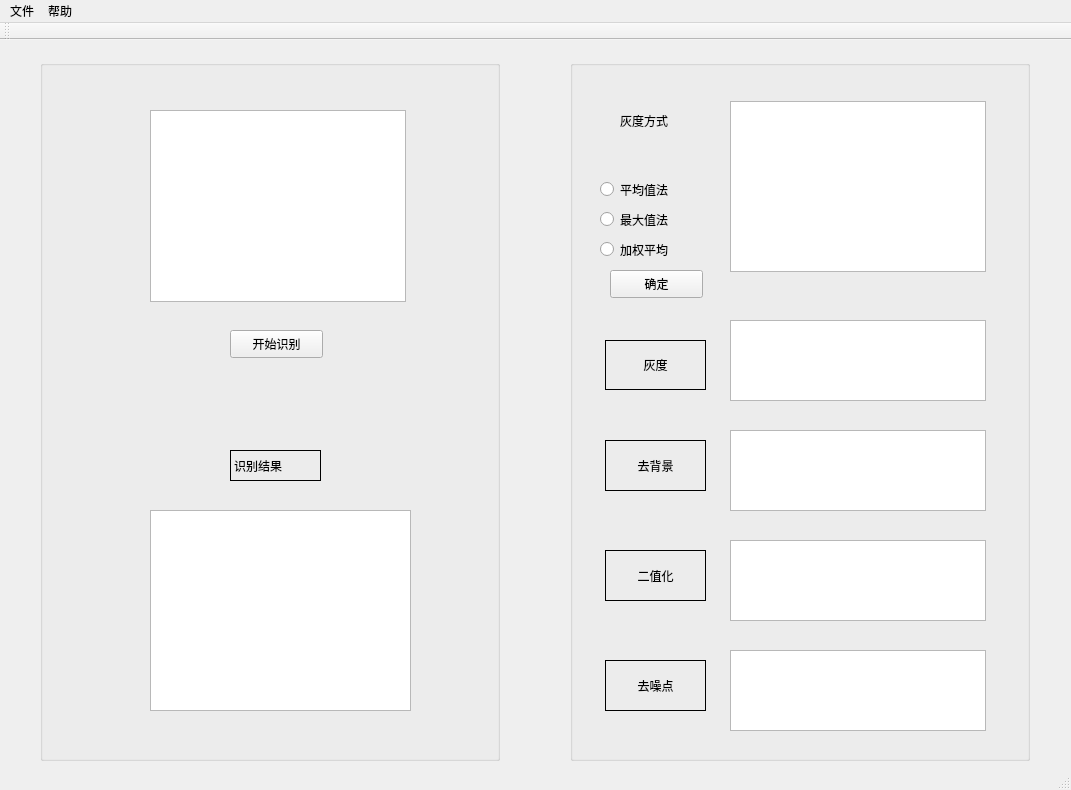
Before: the Qt Designer form App/Vcode/Vcode/Vcode.ui in YujieLu10/CAPTCHA_MVVM, drawn with Qt 5.
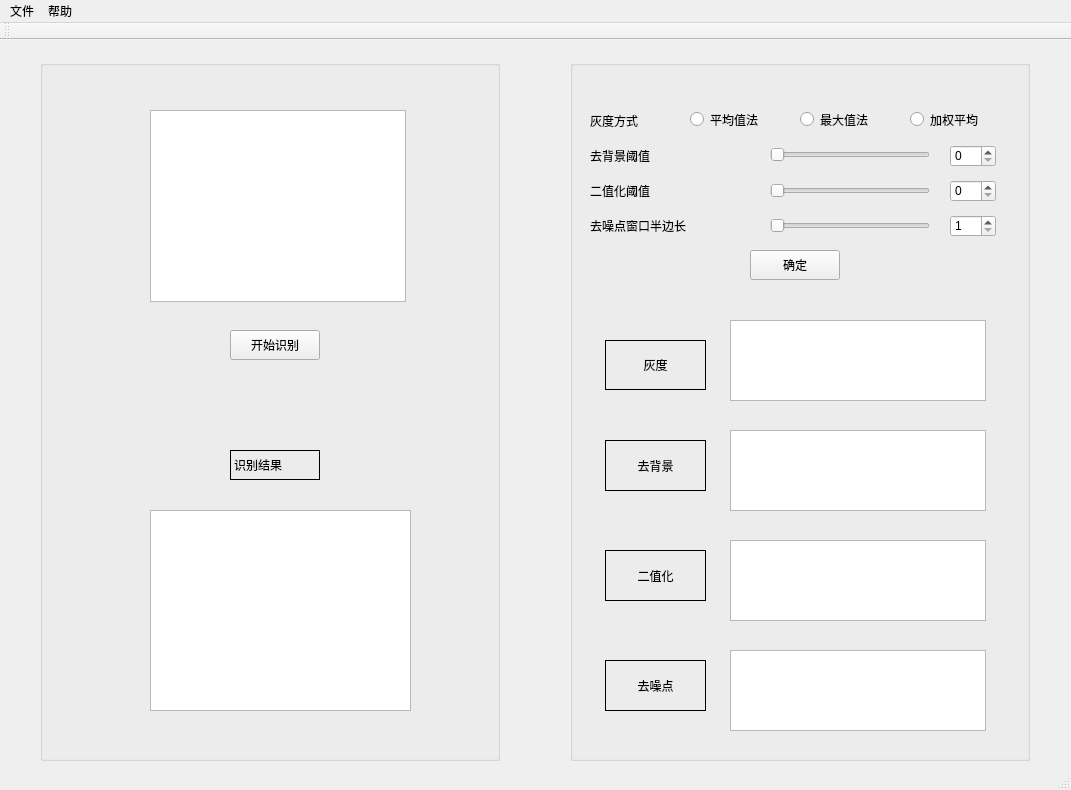
After: the same form once the commit is applied.

Diff of the .ui file:
```diff
--- a/App/Vcode/Vcode/Vcode.ui
+++ b/App/Vcode/Vcode/Vcode.ui
@@ -41,8 +41,8 @@
       <rect>
        <x>190</x>
        <y>270</y>
-       <width>93</width>
-       <height>28</height>
+       <width>90</width>
+       <height>30</height>
       </rect>
      </property>
      <property name="styleSheet">
@@ -67,8 +67,8 @@
       <rect>
        <x>190</x>
        <y>390</y>
-       <width>91</width>
-       <height>31</height>
+       <width>90</width>
+       <height>30</height>
       </rect>
      </property>
      <property name="styleSheet">
@@ -134,16 +134,6 @@
       </rect>
      </property>
     </widget>
-    <widget class="QGraphicsView" name="rightOriginView">
-     <property name="geometry">
-      <rect>
-       <x>160</x>
-       <y>41</y>
-       <width>256</width>
-       <height>171</height>
-      </rect>
-     </property>
-    </widget>
     <widget class="QLabel" name="label_4">
      <property name="geometry">
       <rect>
@@ -247,8 +237,8 @@
     <widget class="QRadioButton" name="aveButton">
      <property name="geometry">
       <rect>
-       <x>30</x>
-       <y>120</y>
+       <x>120</x>
+       <y>50</y>
        <width>115</width>
        <height>19</height>
       </rect>
@@ -263,8 +253,8 @@
     <widget class="QRadioButton" name="maxbutton">
      <property name="geometry">
       <rect>
-       <x>30</x>
-       <y>150</y>
+       <x>230</x>
+       <y>50</y>
        <width>115</width>
        <height>19</height>
       </rect>
@@ -279,8 +269,8 @@
     <widget class="QRadioButton" name="weightAveButton">
      <property name="geometry">
       <rect>
-       <x>30</x>
-       <y>180</y>
+       <x>340</x>
+       <y>50</y>
        <width>115</width>
        <height>19</height>
       </rect>
@@ -295,7 +285,7 @@
     <widget class="QLabel" name="label_6">
      <property name="geometry">
       <rect>
-       <x>50</x>
+       <x>20</x>
        <y>50</y>
        <width>81</width>
        <height>21</height>
@@ -311,16 +301,169 @@
     <widget class="QPushButton" name="confirmButton">
      <property name="geometry">
       <rect>
-       <x>40</x>
-       <y>210</y>
-       <width>93</width>
-       <height>28</height>
+       <x>180</x>
+       <y>190</y>
+       <width>90</width>
+       <height>30</height>
       </rect>
      </property>
+     <property name="styleSheet">
+      <string notr="true">font: 12pt &quot;Agency FB&quot;;</string>
+     </property>
      <property name="text">
       <string>确定</string>
      </property>
     </widget>
+    <widget class="QLabel" name="label_7">
+     <property name="geometry">
+      <rect>
+       <x>20</x>
+       <y>85</y>
+       <width>101</width>
+       <height>21</height>
+      </rect>
+     </property>
+     <property name="styleSheet">
+      <string notr="true">font: 12pt &quot;Agency FB&quot;；</string>
+     </property>
+     <property name="text">
+      <string>去背景阈值</string>
+     </property>
+    </widget>
+    <widget class="QLabel" name="label_8">
+     <property name="geometry">
+      <rect>
+       <x>20</x>
+       <y>120</y>
+       <width>101</width>
+       <height>21</height>
+      </rect>
+     </property>
+     <property name="styleSheet">
+      <string notr="true">font: 12pt &quot;Agency FB&quot;；</string>
+     </property>
+     <property name="text">
+      <string>二值化阈值</string>
+     </property>
+    </widget>
+    <widget class="QLabel" name="label_9">
+     <property name="geometry">
+      <rect>
+       <x>20</x>
+       <y>155</y>
+       <width>170</width>
+       <height>21</height>
+      </rect>
+     </property>
+     <property name="styleSheet">
+      <string notr="true">font: 12pt &quot;Agency FB&quot;；</string>
+     </property>
+     <property name="text">
+      <string>去噪点窗口半边长</string>
+     </property>
+    </widget>
+    <widget class="QSlider" name="rBGSlider">
+     <property name="geometry">
+      <rect>
+       <x>200</x>
+       <y>85</y>
+       <width>160</width>
+       <height>20</height>
+      </rect>
+     </property>
+     <property name="maximum">
+      <number>255</number>
+     </property>
+     <property name="orientation">
+      <enum>Qt::Horizontal</enum>
+     </property>
+     <property name="invertedAppearance">
+      <bool>false</bool>
+     </property>
+     <property name="invertedControls">
+      <bool>false</bool>
+     </property>
+     <property name="tickPosition">
+      <enum>QSlider::NoTicks</enum>
+     </property>
+    </widget>
+    <widget class="QSlider" name="binarySlider">
+     <property name="geometry">
+      <rect>
+       <x>200</x>
+       <y>120</y>
+       <width>160</width>
+       <height>22</height>
+      </rect>
+     </property>
+     <property name="maximum">
+      <number>255</number>
+     </property>
+     <property name="orientation">
+      <enum>Qt::Horizontal</enum>
+     </property>
+    </widget>
+    <widget class="QSlider" name="denoiseSlider">
+     <property name="geometry">
+      <rect>
+       <x>200</x>
+       <y>155</y>
+       <width>160</width>
+       <height>22</height>
+      </rect>
+     </property>
+     <property name="minimum">
+      <number>1</number>
+     </property>
+     <property name="maximum">
+      <number>10</number>
+     </property>
+     <property name="orientation">
+      <enum>Qt::Horizontal</enum>
+     </property>
+    </widget>
+    <widget class="QSpinBox" name="rBGSpinBox">
+     <property name="geometry">
+      <rect>
+       <x>380</x>
+       <y>85</y>
+       <width>46</width>
+       <height>22</height>
+      </rect>
+     </property>
+     <property name="maximum">
+      <number>255</number>
+     </property>
+    </widget>
+    <widget class="QSpinBox" name="binarySpinBox">
+     <property name="geometry">
+      <rect>
+       <x>380</x>
+       <y>120</y>
+       <width>46</width>
+       <height>22</height>
+      </rect>
+     </property>
+     <property name="maximum">
+      <number>255</number>
+     </property>
+    </widget>
+    <widget class="QSpinBox" name="denoiseSpinBox">
+     <property name="geometry">
+      <rect>
+       <x>380</x>
+       <y>155</y>
+       <width>46</width>
+       <height>22</height>
+      </rect>
+     </property>
+     <property name="minimum">
+      <number>1</number>
+     </property>
+     <property name="maximum">
+      <number>10</number>
+     </property>
+    </widget>
    </widget>
   </widget>
   <widget class="QMenuBar" name="menuBar">
```
Left out of the diff: 2 changed lines with no effect on the pictures.
